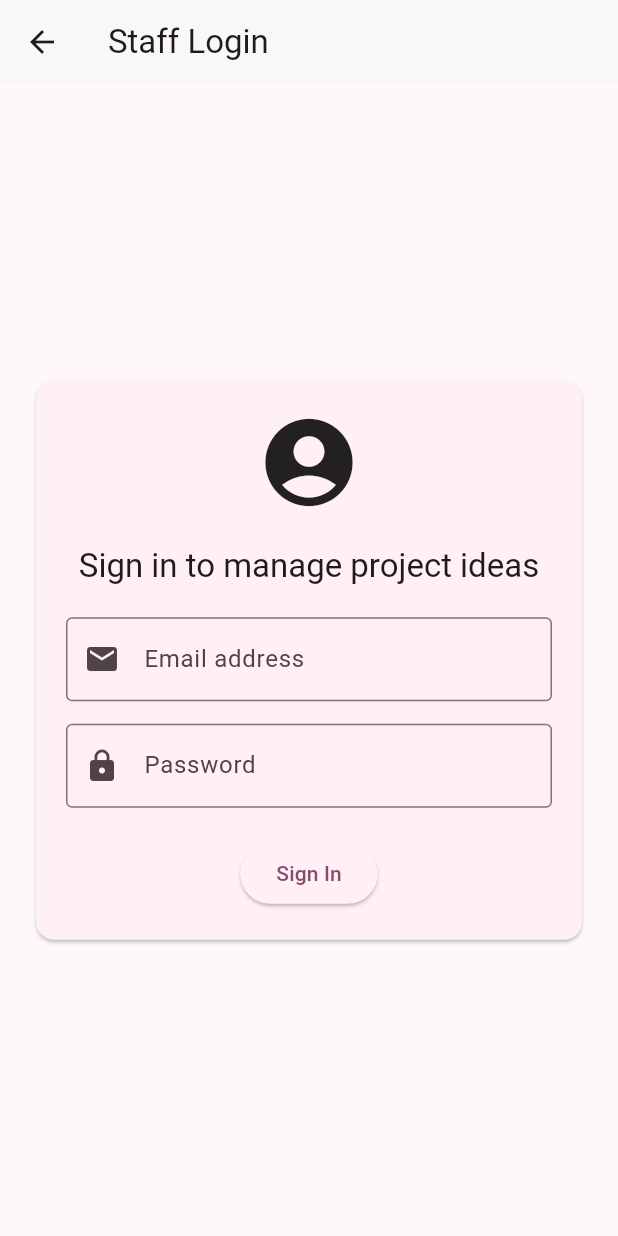
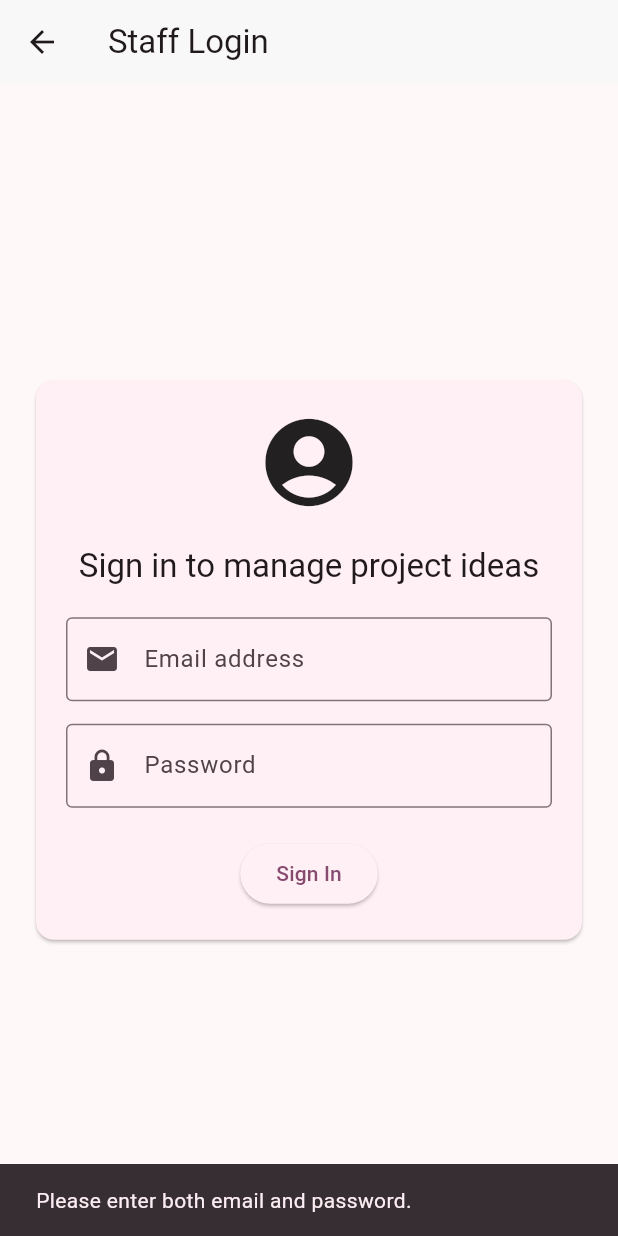
Before and after one commit to jiabhullar/project_supervisor_app, a Flutter app: the StaffLoginScreen screen opened directly, after a tap on "Sign In", on a phone screen of 412 x 824 dp. Run offline on Flutter 3.47's test engine with Material 3 defaults, Android fonts, the phone set to English and light mode, and no system bars.

Commit message:
add staff login form validation

```diff
--- a/lib/pages/staff_login.dart
+++ b/lib/pages/staff_login.dart
@@ -1,8 +1,32 @@
 import 'package:flutter/material.dart';
 
-class StaffLoginScreen extends StatelessWidget {
+class StaffLoginScreen extends StatefulWidget {
   const StaffLoginScreen({super.key});
 
+  @override
+  State<StaffLoginScreen> createState() => _StaffLoginScreenState();
+}
+
+class _StaffLoginScreenState extends State<StaffLoginScreen> {
+  String email = '';
+  String password = '';
+
+  void signIn() {
+    if (email.isEmpty || password.isEmpty) {
+      ScaffoldMessenger.of(context).showSnackBar(
+        const SnackBar(
+          content: Text('Please enter both email and password.'),
+        ),
+      );
+      return;
+    } else {
+      ScaffoldMessenger.of(context).showSnackBar(
+        const SnackBar(
+          content: Text('Login details entered successfully.'),
+        ),
+      );
+    }
+  }
   @override
   Widget build(BuildContext context) {
     return Scaffold(
@@ -31,26 +55,31 @@ class StaffLoginScreen extends StatelessWidget {
                       style: Theme.of(context).textTheme.titleLarge,
                     ),
                     const SizedBox(height: 20),
-                    const TextField(
-                      decoration: InputDecoration(
+                    TextField(
+                      decoration: const InputDecoration(
                         labelText: 'Email address',
                         prefixIcon: Icon(Icons.email),
                         border: OutlineInputBorder(),
                       ),
+                      onChanged: (String value) {
+                        email = value.trim();
+                      },
                     ),
                     const SizedBox(height: 15),
-                    const TextField(
+                    TextField(
                       obscureText: true,
-                      decoration: InputDecoration(
+                      decoration: const InputDecoration(
                         labelText: 'Password',
                         prefixIcon: Icon(Icons.lock),
                         border: OutlineInputBorder(),
                       ),
+                      onChanged: (String value) {
+                        password = value;
+                      },
                     ),
                     const SizedBox(height: 20),
                     ElevatedButton(
-                      onPressed: () {
-                      },
+                      onPressed: signIn,
                       child: const Text('Sign In'),
                     ),
                   ],
```
